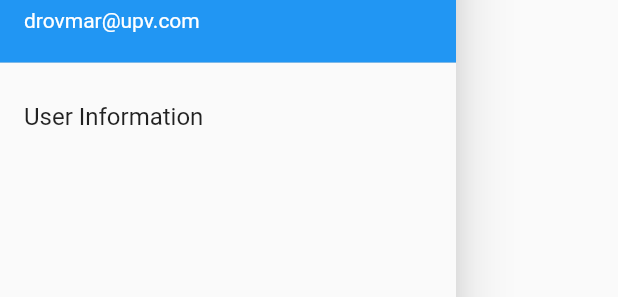
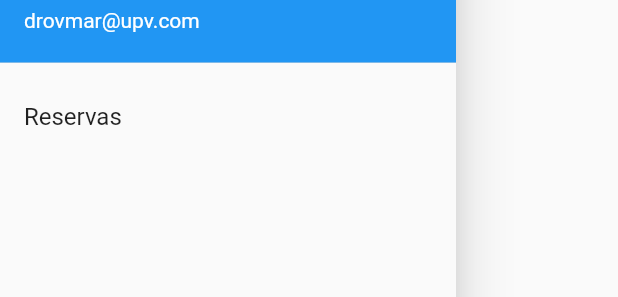
Before and after one commit to pardalaco/proyecto-final-ipc, a Flutter app: the DrawerWidget widget shown alone on an empty page, opened directly, on a phone screen of 412 x 824 dp. Shown: the part 179-476 px from the top of the screen. Run offline on Flutter 3.47's test engine with Material 2 defaults, Android fonts, the phone set to English and light mode, and no system bars.

Commit message:
json + future reservas

```diff
--- a/lib/future/drawer.dart
+++ b/lib/future/drawer.dart
@@ -1,4 +1,5 @@
 import 'package:flutter/material.dart';
+import 'package:drovmar_pfinal/future/future_reservas.dart';
 
 class DrawerWidget extends StatelessWidget {
   const DrawerWidget({Key? key}) : super(key: key);
@@ -16,8 +17,13 @@ class DrawerWidget extends StatelessWidget {
             ),
           ),
           ListTile(
-            title: const Text('User Information'),
-            onTap: () {},
+            title: const Text('Reservas'),
+            onTap: () {
+              Navigator.push(
+                context,
+                MaterialPageRoute(builder: (context) => const FutureReservas()),
+              );
+            },
           ),
           const Spacer(),
           Container(
--- /dev/null
+++ b/lib/models/reservas_models.dart
@@ -0,0 +1,50 @@
+class Reservas {
+  late List<Reserva> reservas;
+
+  Reservas({required this.reservas});
+
+  Reservas.fromJson(Map<String, dynamic> json) {
+    if (json['reservas'] != null) {
+      reservas = <Reserva>[];
+      json['reservas'].forEach((v) {
+        reservas.add(Reserva.fromJson(v));
+      });
+    }
+  }
+}
+
+class Reserva {
+  late String name;
+  late String location;
+  late double price;
+  late String image;
+  late String description;
+  late int stars;
+  late int nigths;
+  late String entry_date;
+  late String departure_date;
+
+  Reserva({
+    required this.name,
+    required this.location,
+    required this.price,
+    required this.image,
+    required this.description,
+    required this.stars,
+    required this.nigths,
+    required this.entry_date,
+    required this.departure_date,
+  });
+
+  Reserva.fromJson(Map<String, dynamic> json) {
+    name = json['name'];
+    location = json['location'];
+    price = json['price'];
+    image = json['image'];
+    description = json['description'];
+    stars = json['stars'];
+    nigths = json['nigths'];
+    entry_date = json['entry_date'];
+    departure_date = json['departure_date'];
+  }
+}
--- a/lib/views/product_details_view.dart
+++ b/lib/views/product_details_view.dart
@@ -1,5 +1,5 @@
 import 'package:flutter/material.dart';
-import 'book_trips.dart';
+import 'package:drovmar_pfinal/future/future_reservas.dart';
 
 class ProductsDetails extends StatefulWidget {
   final String iconPath;
@@ -51,7 +51,7 @@ class _ProductsDetailsState extends State<ProductsDetails> {
             onPressed: () {
               Navigator.push(
                 context,
-                MaterialPageRoute(builder: (context) => const BookTrips()),
+                MaterialPageRoute(builder: (context) => const FutureReservas()),
               );
             },
           ),
--- a/lib/views/products_list_view.dart
+++ b/lib/views/products_list_view.dart
@@ -1,6 +1,6 @@
 import 'package:flutter/material.dart';
 import 'package:drovmar_pfinal/future/drawer.dart';
-import 'package:drovmar_pfinal/views/book_trips.dart';
+import 'package:drovmar_pfinal/future/future_reservas.dart';
 
 class ProductsPage extends StatefulWidget {
   final List productsJson;
@@ -24,7 +24,7 @@ class _ProductsPageState extends State<ProductsPage> {
             onPressed: () {
               Navigator.push(
                 context,
-                MaterialPageRoute(builder: (context) => const BookTrips()),
+                MaterialPageRoute(builder: (context) => const FutureReservas()),
               );
             },
           ),
```
Also changed, not shown: assets/json/reservas.json (added, +38 -0 lines), lib/future/future_reservas.dart (added, +125 -0 lines), lib/views/book_trips.dart (+6 -51 lines), lib/views/details_trip.dart (+16 -7 lines).
